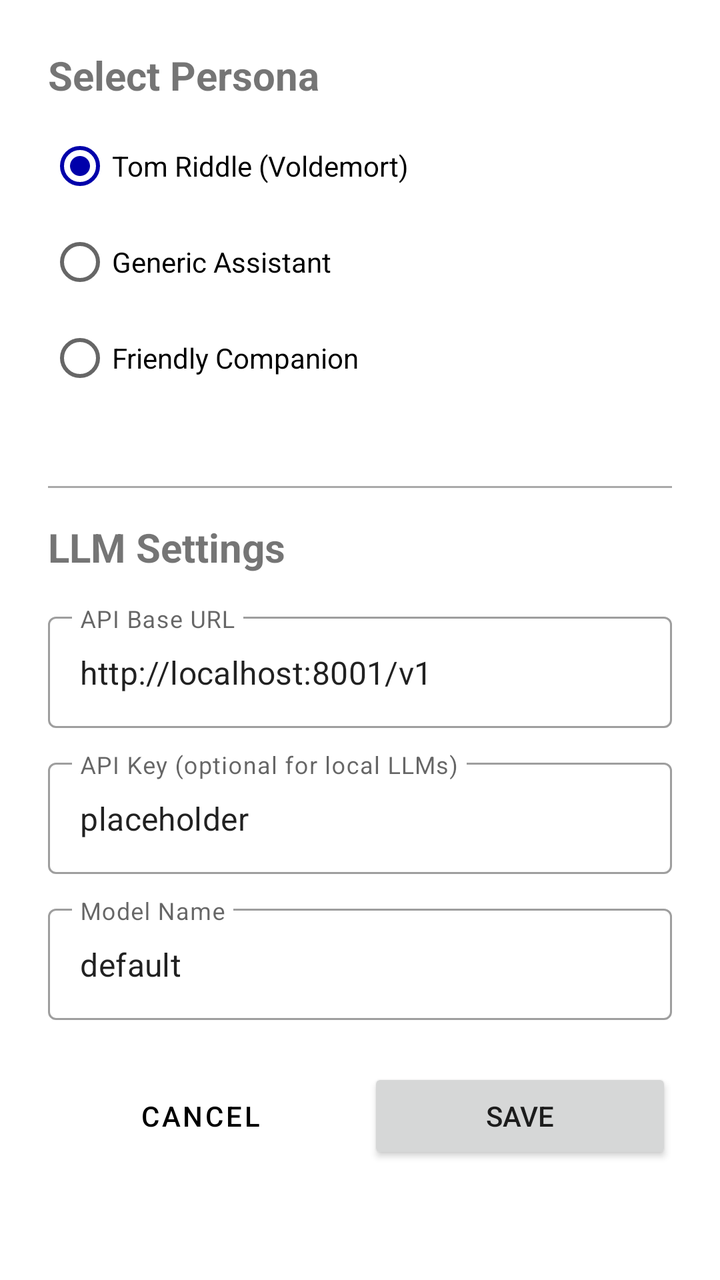
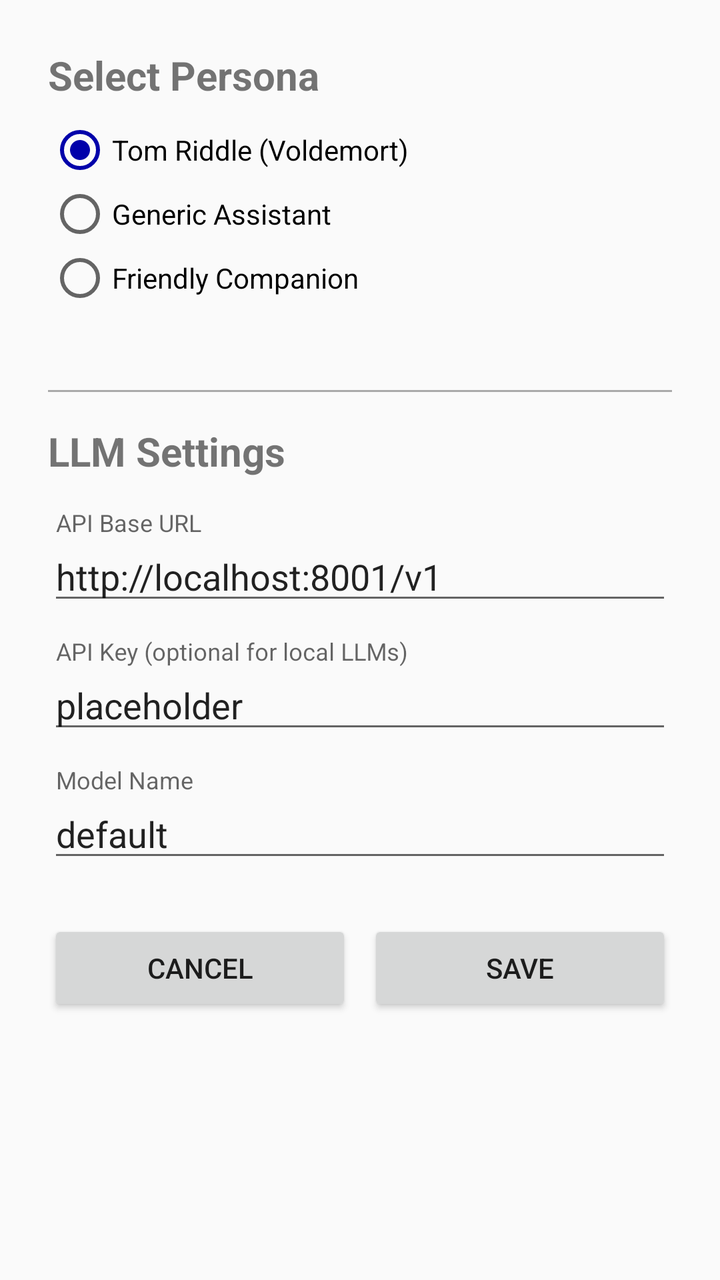

Two renders of the same Android screen: before a commit and after it. Below are the layout's source before the change and the commit's diff.
<!-- AndroidManifest.xml: application theme Theme.TomsDiary -->
<!-- res/layout/dialog_settings.xml -->
<?xml version="1.0" encoding="utf-8"?>
<ScrollView xmlns:android="http://schemas.android.com/apk/res/android"
    android:layout_width="match_parent"
    android:layout_height="wrap_content"
    android:fillViewport="true">

<LinearLayout
    android:layout_width="match_parent"
    android:layout_height="wrap_content"
    android:orientation="vertical"
    android:padding="24dp">

    <TextView
        android:layout_width="match_parent"
        android:layout_height="wrap_content"
        android:text="Select Persona"
        android:textSize="20sp"
        android:textStyle="bold"
        android:textAlignment="center"
        android:layout_marginBottom="8dp" />

    <RadioGroup
        android:id="@+id/personaGroup"
        android:layout_width="match_parent"
        android:layout_height="wrap_content"
        android:orientation="vertical"
        android:layout_marginBottom="24dp">

        <RadioButton
            android:id="@+id/personaTom"
            android:layout_width="match_parent"
            android:layout_height="wrap_content"
            android:text="Tom Riddle (Voldemort)"
            android:checked="true" />

        <RadioButton
            android:id="@+id/personaGeneric"
            android:layout_width="match_parent"
            android:layout_height="wrap_content"
            android:text="Generic Assistant" />

        <RadioButton
            android:id="@+id/personaFriendly"
            android:layout_width="match_parent"
            android:layout_height="wrap_content"
            android:text="Friendly Companion" />

    </RadioGroup>

    <View
        android:layout_width="match_parent"
        android:layout_height="1dp"
        android:background="@android:color/darker_gray"
        android:layout_marginVertical="16dp" />

    <TextView
        android:layout_width="match_parent"
        android:layout_height="wrap_content"
        android:text="LLM Settings"
        android:textSize="20sp"
        android:textStyle="bold"
        android:textAlignment="center"
        android:layout_marginBottom="16dp" />

    <com.google.android.material.textfield.TextInputLayout
        android:layout_width="match_parent"
        android:layout_height="wrap_content"
        android:hint="API Base URL"
        style="@style/Widget.MaterialComponents.TextInputLayout.OutlinedBox"
        android:layout_marginBottom="12dp">

        <com.google.android.material.textfield.TextInputEditText
            android:id="@+id/etBaseUrl"
            android:layout_width="match_parent"
            android:layout_height="wrap_content"
            android:inputType="textUri"
            android:text="http://localhost:8001/v1" />

    </com.google.android.material.textfield.TextInputLayout>

    <com.google.android.material.textfield.TextInputLayout
        android:layout_width="match_parent"
        android:layout_height="wrap_content"
        android:hint="API Key (optional for local LLMs)"
        style="@style/Widget.MaterialComponents.TextInputLayout.OutlinedBox"
        android:layout_marginBottom="12dp">

        <com.google.android.material.textfield.TextInputEditText
            android:id="@+id/etApiKey"
            android:layout_width="match_parent"
            android:layout_height="wrap_content"
            android:inputType="textVisiblePassword"
            android:text="placeholder" />

    </com.google.android.material.textfield.TextInputLayout>

    <com.google.android.material.textfield.TextInputLayout
        android:layout_width="match_parent"
        android:layout_height="wrap_content"
        android:hint="Model Name"
        style="@style/Widget.MaterialComponents.TextInputLayout.OutlinedBox"
        android:layout_marginBottom="24dp">

        <com.google.android.material.textfield.TextInputEditText
            android:id="@+id/etModel"
            android:layout_width="match_parent"
            android:layout_height="wrap_content"
            android:inputType="text"
            android:text="default" />

    </com.google.android.material.textfield.TextInputLayout>

    <LinearLayout
        android:layout_width="match_parent"
        android:layout_height="wrap_content"
        android:orientation="horizontal">

        <Button
            android:id="@+id/btnCancel"
            android:layout_width="0dp"
            android:layout_height="wrap_content"
            android:layout_weight="1"
            android:text="Cancel"
            style="@style/Widget.MaterialComponents.Button.OutlinedButton" />

        <Button
            android:id="@+id/btnSave"
            android:layout_width="0dp"
            android:layout_height="wrap_content"
            android:layout_weight="1"
            android:layout_marginStart="8dp"
            android:text="Save" />

    </LinearLayout>

</LinearLayout>

</ScrollView>
<!-- resources referenced by this layout -->
<resources>
  <style name="Theme.TomsDiary" parent="Theme.MaterialComponents.DayNight.NoActionBar">
          <item name="colorPrimary">@color/black</item>
          <item name="colorPrimaryDark">@color/gray</item>
          <item name="colorAccent">@color/blue</item>
      </style>
  <color name="black">#FF000000</color>
  <color name="gray">#FF808080</color>
  <color name="blue">#FF0000AA</color>
</resources>

<!-- the commit's change to res/layout/dialog_settings.xml (unified diff, before → after) -->
@@ -66,7 +66,6 @@
         android:layout_width="match_parent"
         android:layout_height="wrap_content"
         android:hint="API Base URL"
-        style="@style/Widget.MaterialComponents.TextInputLayout.OutlinedBox"
         android:layout_marginBottom="12dp">
 
         <com.google.android.material.textfield.TextInputEditText
@@ -82,7 +81,6 @@
         android:layout_width="match_parent"
         android:layout_height="wrap_content"
         android:hint="API Key (optional for local LLMs)"
-        style="@style/Widget.MaterialComponents.TextInputLayout.OutlinedBox"
         android:layout_marginBottom="12dp">
 
         <com.google.android.material.textfield.TextInputEditText
@@ -98,7 +96,6 @@
         android:layout_width="match_parent"
         android:layout_height="wrap_content"
         android:hint="Model Name"
-        style="@style/Widget.MaterialComponents.TextInputLayout.OutlinedBox"
         android:layout_marginBottom="24dp">
 
         <com.google.android.material.textfield.TextInputEditText
@@ -120,8 +117,7 @@
             android:layout_width="0dp"
             android:layout_height="wrap_content"
             android:layout_weight="1"
-            android:text="Cancel"
-            style="@style/Widget.MaterialComponents.Button.OutlinedButton" />
+            android:text="Cancel" />
 
         <Button
             android:id="@+id/btnSave"
<!-- resource entries referenced after the edit -->
@@ -1,6 +1,6 @@
 <!-- resources referenced by this layout -->
 <resources>
-  <style name="Theme.TomsDiary" parent="Theme.MaterialComponents.DayNight.NoActionBar">
+  <style name="Theme.TomsDiary" parent="Theme.AppCompat.Light.NoActionBar">
           <item name="colorPrimary">@color/black</item>
           <item name="colorPrimaryDark">@color/gray</item>
           <item name="colorAccent">@color/blue</item>
